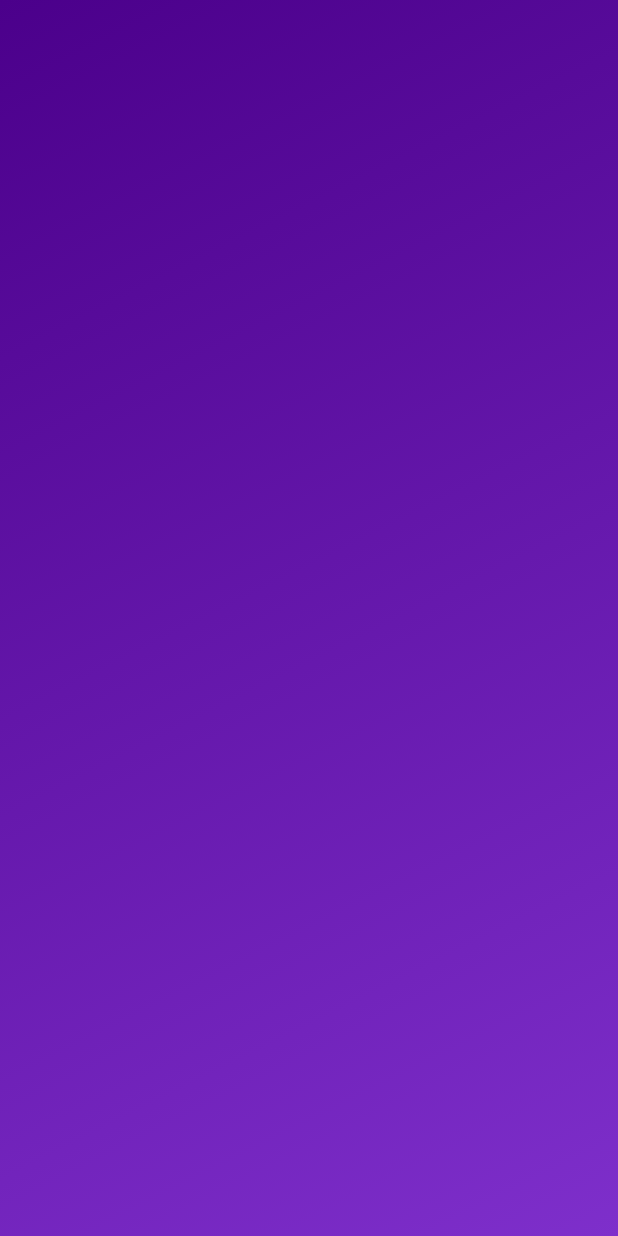
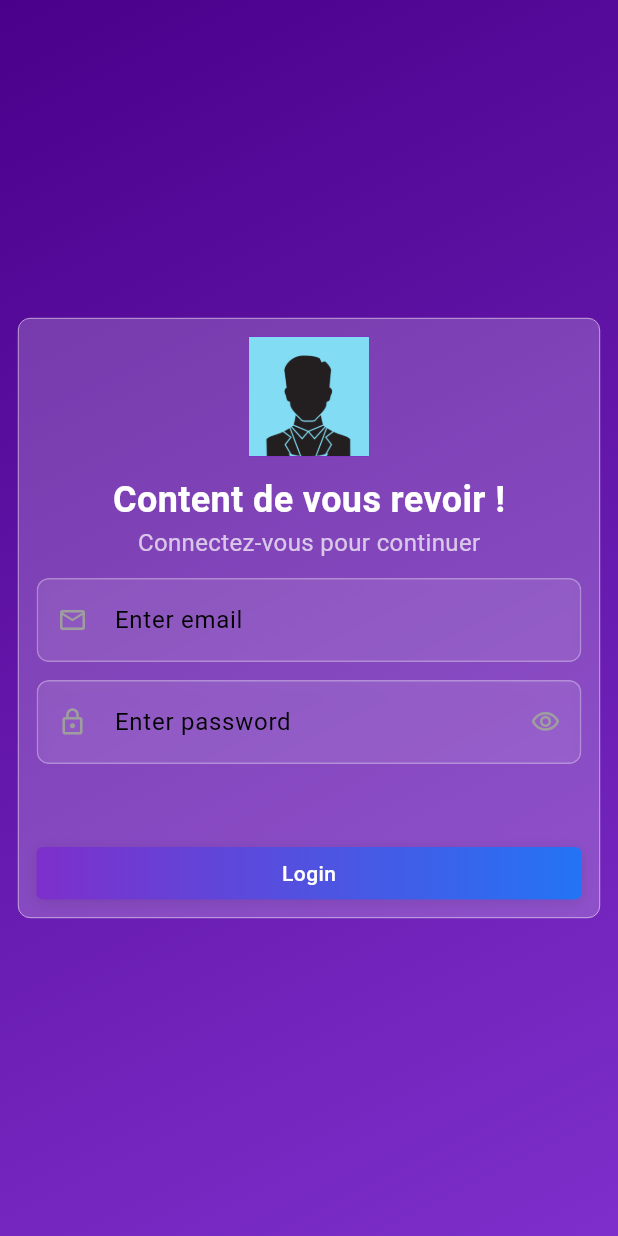
Before and after one commit to beyremagrebi/udemy-app-mobile, a Flutter app: the LoginView screen opened directly, on a phone screen of 412 x 824 dp. Run offline on Flutter 3.47's test engine with Material 3 defaults, Android fonts, the phone set to English and light mode, and no system bars; our stand-ins replace cached_network_image, flutter_spinkit, google_fonts.

Commit message:
add new ui

```diff
--- a/lib/core/themes/app_theme.dart
+++ b/lib/core/themes/app_theme.dart
@@ -16,5 +16,5 @@ class AppTheme {
       appBarTheme: AppBarThemes.appBarTheme,
       bottomNavigationBarTheme:
           AppBottomNavigationBarTheme.bottomNavigationBarTheme,
-      );
+      iconTheme: const IconThemeData(color: Colors.white));
 }
--- a/lib/main.dart
+++ b/lib/main.dart
@@ -1,5 +1,5 @@
 import 'package:erudaxis/core/themes/app_theme.dart';
-import 'package:erudaxis/presentation/main/main_view.dart';
+import 'package:erudaxis/presentation/auth/login_view.dart';
 import 'package:flutter/material.dart';
 
 import 'core/constants/constant.dart';
@@ -18,7 +18,7 @@ class MyApp extends StatelessWidget {
       debugShowCheckedModeBanner: false,
       title: 'Flutter Demo',
       theme: AppTheme.themeData,
-      home: const MainView(),
+      home: const LoginView(),
     );
   }
 }
--- a/lib/presentation/auth/login_view.dart
+++ b/lib/presentation/auth/login_view.dart
@@ -1,11 +1,109 @@
+import 'package:erudaxis/core/config/media/asset_image_widget.dart';
+import 'package:erudaxis/core/constants/assets.dart';
+import 'package:erudaxis/presentation/main/main_view.dart';
 import 'package:erudaxis/presentation/utils/app_scaffold.dart';
-import 'package:flutter/widgets.dart';
+import 'package:erudaxis/presentation/utils/navigator_utils.dart';
+import 'package:erudaxis/providers/auth/login_view_model.dart';
+import 'package:erudaxis/widgets/common/form/input_text.dart';
+import 'package:erudaxis/widgets/common/gradient_button.dart';
+import 'package:flutter/material.dart';
+import 'package:provider/provider.dart';
+
+import '../../core/styles/dimensions.dart';
 
 class LoginView extends StatelessWidget {
   const LoginView({super.key});
 
   @override
   Widget build(BuildContext context) {
-    return const AppScaffold();
+    return ChangeNotifierProvider(
+      create: (context) => LoginViewModel(context),
+      child: Consumer<LoginViewModel>(
+        builder: (context, viewModel, child) => AppScaffold(
+          body: Center(
+            child: Column(
+              mainAxisSize: MainAxisSize.min,
+              children: [
+                Container(
+                  margin: Dimensions.paddingAllMedium,
+                  height: 400,
+                  width: double.maxFinite,
+                  decoration: BoxDecoration(
+                    border: Border.all(color: Colors.white, width: 0.4),
+                    borderRadius: Dimensions.smallBorderRadius,
+                  ),
+                  child: Card(
+                      elevation: 0,
+                      child: Padding(
+                        padding: Dimensions.paddingAllMedium,
+                        child: Column(
+                          children: [
+                            const AssetsImageWidget(
+                              imageFileName: Assets.defaultMaleAvatar,
+                            ),
+                            Dimensions.heightMedium,
+                            const Text(
+                              'Content de vous revoir !',
+                              style: TextStyle(
+                                fontSize: 24,
+                                fontWeight: FontWeight.bold,
+                                color: Colors.white,
+                              ),
+                            ),
+                            const Text(
+                              'Connectez-vous pour continuer',
+                              style: TextStyle(
+                                fontSize: 16,
+                                color: Colors.white70,
+                              ),
+                            ),
+                            Dimensions.heightMedium,
+                            const InputText(
+                              hintText: 'Enter email',
+                              prefixIcon: Icon(
+                                Icons.email_outlined,
+                                color: Colors.grey,
+                                size: 20,
+                              ),
+                            ),
+                            Dimensions.heightMedium,
+                            InputText(
+                              hintText: 'Enter password',
+                              keyboardType: TextInputType.visiblePassword,
+                              obscureText: viewModel.securePassword,
+                              suffixIcon: IconButton(
+                                onPressed: () {
+                                  viewModel.toggleVisibility();
+                                },
+                                icon: const Icon(
+                                  Icons.visibility_outlined,
+                                  size: 20,
+                                  color: Colors.grey,
+                                ),
+                              ),
+                              prefixIcon: const Icon(
+                                Icons.lock_outlined,
+                                size: 20,
+                                color: Colors.grey,
+                              ),
+                            ),
+                            const Expanded(child: Dimensions.heightMedium),
+                            GradientButton(
+                              width: double.maxFinite,
+                              text: 'Login',
+                              onPressed: () {
+                                navigateTo(context, const MainView());
+                              },
+                            )
+                          ],
+                        ),
+                      )),
+                )
+              ],
+            ),
+          ),
+        ),
+      ),
+    );
   }
 }
--- /dev/null
+++ b/lib/providers/auth/login_view_model.dart
@@ -0,0 +1,11 @@
+import 'package:erudaxis/providers/base_view_model.dart';
+
+class LoginViewModel extends BaseViewModel {
+  bool securePassword = true;
+  LoginViewModel(super.context);
+
+  void toggleVisibility() {
+    securePassword = !securePassword;
+    update();
+  }
+}
--- /dev/null
+++ b/lib/widgets/common/form/input_text.dart
@@ -0,0 +1,93 @@
+import 'dart:ui';
+
+import 'package:erudaxis/core/styles/dimensions.dart';
+import 'package:flutter/material.dart';
+
+class InputText extends StatelessWidget {
+  final String? hintText;
+  final Widget? suffixIcon;
+  final Widget? prefixIcon;
+
+  // ✅ Support ALL TextField parameters
+  final TextEditingController? controller;
+  final FocusNode? focusNode;
+  final TextInputType? keyboardType;
+  final bool obscureText;
+  final bool autofocus;
+  final int? maxLines;
+  final int? minLines;
+  final ValueChanged<String>? onChanged;
+  final ValueChanged<String>? onSubmitted;
+  final VoidCallback? onEditingComplete;
+  final bool enabled;
+
+  const InputText({
+    super.key,
+    this.hintText,
+    this.suffixIcon,
+    this.prefixIcon,
+    this.controller,
+    this.focusNode,
+    this.keyboardType,
+    this.obscureText = false,
+    this.autofocus = false,
+    this.maxLines = 1,
+    this.minLines,
+    this.onChanged,
+    this.onSubmitted,
+    this.onEditingComplete,
+    this.enabled = true,
+  });
+
+  @override
+  Widget build(BuildContext context) {
+    return ClipRRect(
+      borderRadius: Dimensions.smallBorderRadius,
+      child: BackdropFilter(
+        filter: ImageFilter.blur(sigmaX: 10, sigmaY: 10),
+        child: TextField(
+          controller: controller,
+          focusNode: focusNode,
+          keyboardType: keyboardType,
+          obscureText: obscureText,
+          autofocus: autofocus,
+          maxLines: maxLines,
+          minLines: minLines,
+          onChanged: onChanged,
+          onSubmitted: onSubmitted,
+          onEditingComplete: onEditingComplete,
+          enabled: enabled,
+          style: const TextStyle(
+            color: Colors.white,
+            fontSize: 16,
+          ),
+          cursorColor: Colors.white,
+          decoration: InputDecoration(
+            hintText: hintText,
+            prefixIcon: prefixIcon,
+            suffixIcon: suffixIcon,
+
+            filled: true,
+            fillColor: Colors.white.withOpacity(0.1), // Frosted glass look
+            contentPadding: Dimensions.paddingAllLarge,
+            enabledBorder: OutlineInputBorder(
+              borderRadius: Dimensions.smallBorderRadius,
+              borderSide: BorderSide(
+                color: Colors.white.withOpacity(0.3),
+                width: 1,
+              ),
+            ),
+            focusedBorder: const OutlineInputBorder(
+              borderRadius: Dimensions.smallBorderRadius,
+              borderSide: BorderSide(
+                color: Colors.white,
+                width: 1.5,
+              ),
+            ),
+          ),
+          onTapOutside: (event) => FocusScope.of(context).unfocus(),
+        ),
+      ),
+    );
+  }
+}
--- /dev/null
+++ b/lib/widgets/common/gradient_button.dart
@@ -0,0 +1,62 @@
+import 'package:erudaxis/core/styles/app_colors.dart';
+import 'package:erudaxis/core/styles/dimensions.dart';
+import 'package:flutter/material.dart';
+
+class GradientButton extends StatelessWidget {
+  final String text;
+  final VoidCallback? onPressed;
+  final double width;
+  final double height;
+
+  const GradientButton({
+    super.key,
+    required this.text,
+    this.onPressed,
+    this.width = 300,
+    this.height = 35,
+  });
+
+  @override
+  Widget build(BuildContext context) {
+    return Container(
+      width: width,
+      height: height,
+      decoration: BoxDecoration(
+        gradient: const LinearGradient(
+          colors: [
+            AppColors.surfaceGradientEnd,
+// Purple
+            Color.fromARGB(255, 35, 116, 245), // Blue
+          ],
+          begin: Alignment.centerLeft,
+          end: Alignment.centerRight,
+        ),
+        borderRadius: Dimensions.xsmallBorderRadius,
+        boxShadow: [
+          BoxShadow(
+            color: Colors.black.withOpacity(0.1),
+            blurRadius: 8,
+            offset: const Offset(0, 2),
+          ),
+        ],
+      ),
+      child: Material(
+        color: Colors.transparent,
+        child: InkWell(
+          onTap: onPressed,
+          borderRadius: Dimensions.smallBorderRadius,
+          child: Center(
+            child: Text(
+              text,
+              style: Theme.of(context).textTheme.bodyMedium?.copyWith(
+                    color: Colors.white,
+                    fontSize: 14,
+                    fontWeight: FontWeight.w500,
+                  ),
+            ),
+          ),
+        ),
+      ),
+    );
+  }
+}
```
Lines whose indentation alone changed are shown as unchanged.
